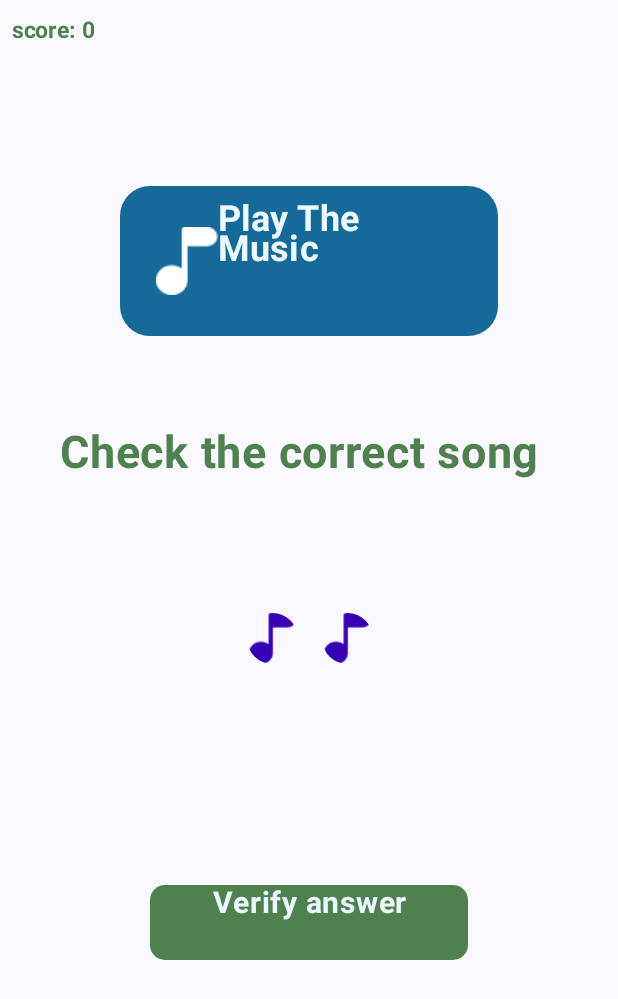
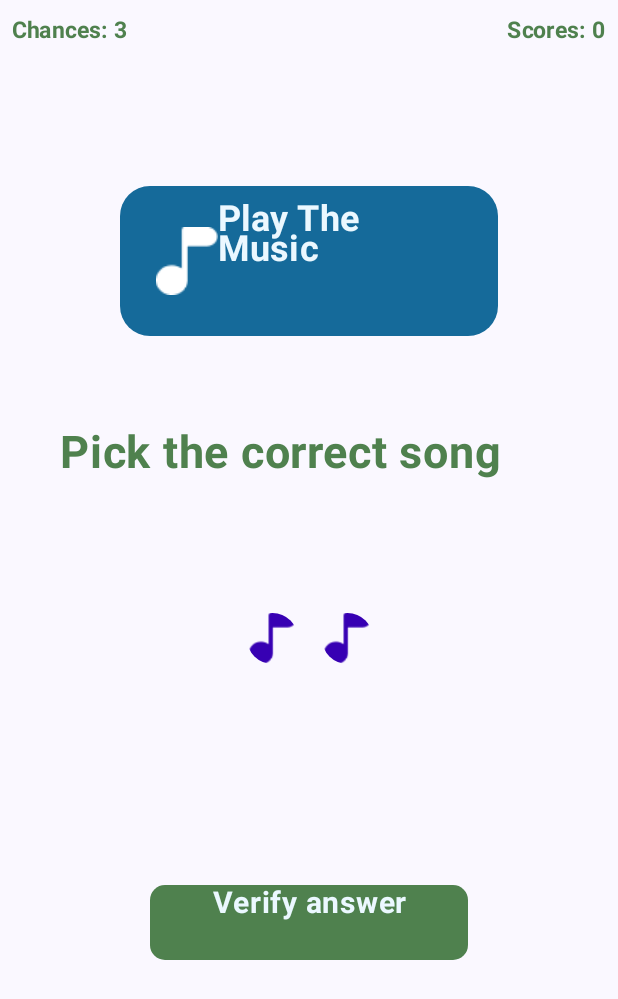
Before and after one commit to Kleanur/cs446-project, an Android app built with Jetpack Compose: the PitchPerfectScreen screen opened through its navigation route, on a phone screen of 412 x 824 dp. Shown: the top 999 px of the screen. Run offline under Robolectric (Android 15) with nearby library versions, the phone set to English and light mode, and no system bars; our stand-ins replace Dagger/Hilt's generated code, constraintlayout-compose.

Commit message:
Added new features

```diff
--- a/app/src/main/java/com/example/sequoia/ui/pitchperfectgame/PitchPerfectScreen.kt
+++ b/app/src/main/java/com/example/sequoia/ui/pitchperfectgame/PitchPerfectScreen.kt
@@ -21,6 +21,7 @@ import androidx.compose.ui.unit.sp
 import androidx.constraintlayout.compose.ConstraintLayout
 import androidx.navigation.NavController
 import com.example.sequoia.R
+import com.example.sequoia.route.Routes
 import com.example.sequoia.ui.theme.SequoiaTheme
 import kotlin.random.Random
 import kotlin.random.nextInt
@@ -42,7 +43,7 @@ fun PitchPerfectScreen(
 
     val iconColor = remember { mutableStateOf(R.color.purple_700) }
 
-    var playerAttempt = 2
+
 
     SequoiaTheme {
         // A surface container using the 'background' color from the theme
@@ -53,15 +54,29 @@ fun PitchPerfectScreen(
 
             ConstraintLayout {
                 // Create references for the composable to constrain
-                val (playBtn, txtTwo, musics, verifBtn, scoreTxt) = createRefs()
+                val (playBtn, txtTwo, musics, verifBtn, scoreTxt, chanceTxt) = createRefs()
 
                 Row(modifier = Modifier.constrainAs(scoreTxt) {
+                    top.linkTo(parent.top, margin = 8.dp)
+                    end.linkTo(parent.end, margin = 8.dp)
+
+                }) {
+                    Text(
+                        text = "Scores: ${pitchPerfectViewModel.scoreState.collectAsState().value}",
+                        fontSize = 15.sp,
+                        fontWeight = FontWeight.Bold,
+                        color = colorResource(R.color.game_button_background_dark_green),
+                        textAlign = TextAlign.Start,
+                    )
+                }
+
+                Row(modifier = Modifier.constrainAs(chanceTxt) {
                     top.linkTo(parent.top, margin = 8.dp)
                     start.linkTo(parent.start, margin = 8.dp)
 
                 }) {
                     Text(
-                        text = "score: ${pitchPerfectViewModel.scoreState.collectAsState().value}",
+                        text = "Chances: ${pitchPerfectViewModel.playerAttemptState.collectAsState().value}",
                         fontSize = 15.sp,
                         fontWeight = FontWeight.Bold,
                         color = colorResource(R.color.game_button_background_dark_green),
@@ -115,7 +130,7 @@ fun PitchPerfectScreen(
 
                 }) {
                     Text(
-                        text = "Check the correct song",
+                        text = "Pick the correct song",
                         fontSize = 30.sp,
                         fontWeight = FontWeight.Bold,
                         color = colorResource(R.color.game_button_background_dark_green),
@@ -185,6 +200,23 @@ fun PitchPerfectScreen(
                     )
                 }
 
+                if (pitchPerfectViewModel.playerAttemptState.collectAsState().value== 0) {
+                    AlertDialog(onDismissRequest = {},
+                        title = {Text(text = "GAME OVER")},
+                        text = {Text("Your Score: ${pitchPerfectViewModel.scoreState.collectAsState().value}")},
+                        confirmButton = {
+                            Button(onClick = { pitchPerfectViewModel.resetGame() }) {
+                                Text("Retry?")
+                            }},
+                        dismissButton = {
+                            Button(onClick = {
+                                navController.navigate(Routes.Games.route) }) {
+                                Text("Back to game menu")
+                            }
+                        }
+                    )
+                }
+
             }
             when (playerAnswer) {
                 true -> {
@@ -192,27 +224,18 @@ fun PitchPerfectScreen(
                     pitchPerfectViewModel.nextRound()
                     Toast.makeText(
                         context,
-                        "YAY! You won the game!",
+                        "YAY! Correct!",
                         Toast.LENGTH_SHORT
                     ).show()
                     pitchPerfectViewModel.addScore()
                 }
                 false -> {
-                    if (playerAttempt == 0) {
-                        Toast.makeText(
-                            context,
-                            "Game Over",
-                            Toast.LENGTH_SHORT
-                        ).show()
-                        pitchPerfectViewModel.resetGame()
-                        return@Surface
-                    }
+
                     pitchPerfectViewModel.resetPlayerAnswer()
                     pitchPerfectViewModel.loseAttempt()
-                    playerAttempt--
                     Toast.makeText(
                         context,
-                        "Wrong Answer. Remaining attempts: $playerAttempt",
+                        "Wrong Answer!",
                         Toast.LENGTH_SHORT
                     ).show()
 
--- a/app/src/main/java/com/example/sequoia/ui/pitchperfectgame/PitchPerfectViewModel.kt
+++ b/app/src/main/java/com/example/sequoia/ui/pitchperfectgame/PitchPerfectViewModel.kt
@@ -42,7 +42,7 @@ class PitchPerfectViewModel constructor(application: Application) : BaseViewMode
         MutableStateFlow(mutableListOf())
     val randomlyGeneratedIndexes: StateFlow<MutableList<Int>> = _randomlyGeneratedIndexes
 
-    private val _playerAttemptMutableState: MutableStateFlow<Int> = MutableStateFlow(2)
+    private val _playerAttemptMutableState: MutableStateFlow<Int> = MutableStateFlow(3)
     val playerAttemptState: StateFlow<Int> = _playerAttemptMutableState
 
     private val _scoreMutableState: MutableStateFlow<Int> = MutableStateFlow(0)
@@ -236,10 +236,12 @@ class PitchPerfectViewModel constructor(application: Application) : BaseViewMode
     }
 
     fun resetGame() {
-        _playerAttemptMutableState.value = 2
+        _playerAttemptMutableState.value = 3
         _gameRoundMutableState.value = 1
         _answerMutableState.value = null
         randomPitchSong = null
+        _scoreMutableState.value = 0
+
     }
 
 
```
